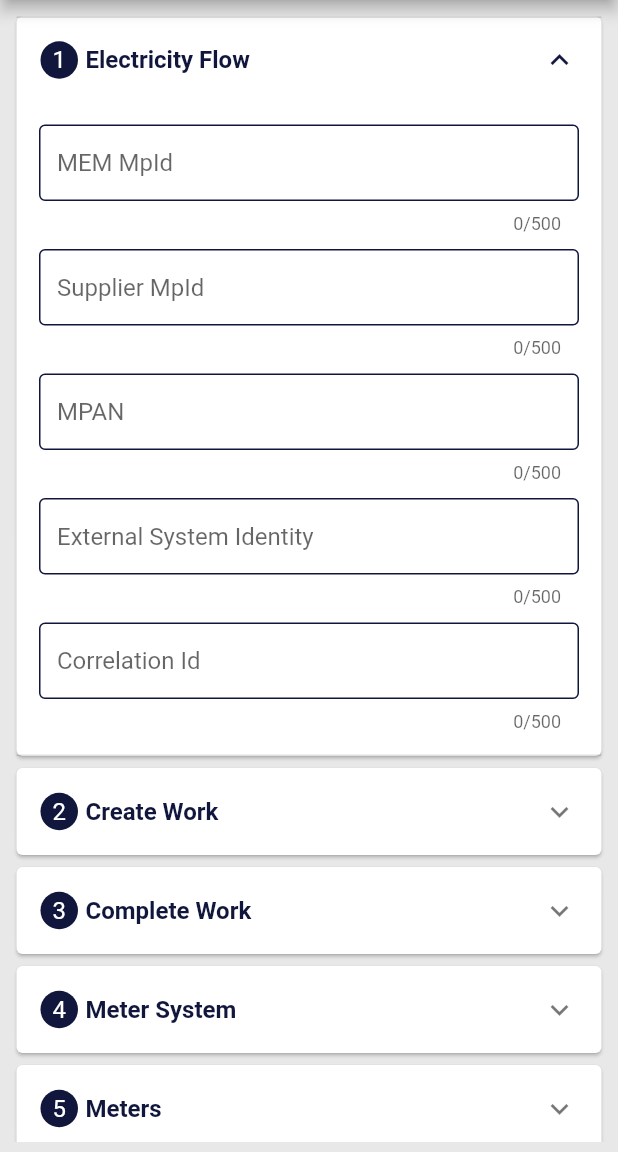
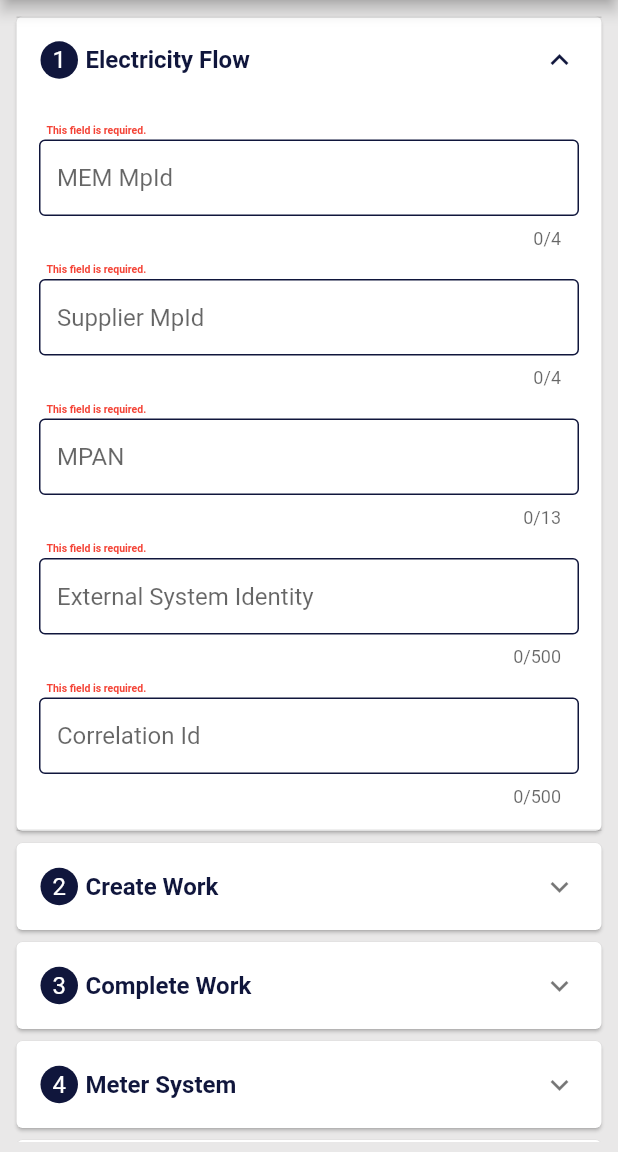
Before and after one commit to karanSavaliya/enstaller-alpha, a Flutter app: the Electricity screen opened directly, on a phone screen of 412 x 824 dp, the part 84-1236 px from its top. Run offline on Flutter 3.47's test engine with Material 2 defaults, Android fonts, the light colour scheme and no system bars; our stand-ins replace cached_network_image, connectivity, csv, dio, file_picker, flutter_image_compress and 19 more; missing offline and left inert: barcode_flutter, barcode_scan2, configurable_expansion_tile, connectivity_for_web, dart:ffi, encrypt and 12 more; accounts and stored records are empty; Roboto replaces fonts that are missing (SFUIText).

Commit message:
04/08/2023

```diff
--- a/lib/core/viewmodel/survey_screen_viewmodel.dart
+++ b/lib/core/viewmodel/survey_screen_viewmodel.dart
@@ -1009,7 +1009,6 @@ class SurveyScreenViewModel extends BaseModel {
             AppConstants.showFailToast(context, "hello error");
           }
           else{
-
             if (response.statusCode == 1) {
               GlobalVar.isloadAppointmentDetail = true;
               GlobalVar.isloadDashboard = true;
--- a/lib/ui/screen/electricity_screen.dart
+++ b/lib/ui/screen/electricity_screen.dart
@@ -96,26 +96,34 @@ class _ElectricityState extends State<Electricity> {
                       children: [
                         ElectricityTextFieldWidget(
                           hintText: "MEM MpId",
+                          required: "required",
+                          maxLength: 4,
                           controller: appStateProvider.memMpIdElectricity,
                         ),
                         SizedBox(height: 10),
                         ElectricityTextFieldWidget(
                           hintText: "Supplier MpId",
+                          required: "required",
+                          maxLength: 4,
                           controller: appStateProvider.supplierMpIdElectricity,
                         ),
                         SizedBox(height: 10),
                         ElectricityTextFieldWidget(
                           hintText: "MPAN",
+                          required: "required",
+                          maxLength: 13,
                           controller: appStateProvider.mprnElectricity,
                         ),
                         SizedBox(height: 10),
                         ElectricityTextFieldWidget(
                           hintText: "External System Identity",
+                          required: "required",
                           controller: appStateProvider.externalSystemIdentityElectricity,
                         ),
                         SizedBox(height: 10),
                         ElectricityTextFieldWidget(
                           hintText: "Correlation Id",
+                          required: "required",
                           controller: appStateProvider.correlationIdElectricity,
                         ),
                       ],
@@ -129,6 +137,8 @@ class _ElectricityState extends State<Electricity> {
                       children: [
                         ElectricityTextFieldWidget(
                           hintText: "Requested Energisation Status",
+                          required: "required",
+                          maxLength: 1,
                           controller: appStateProvider.requestedEnergisationStatusForWorkElectricity,
                         ),
                       ],
@@ -142,6 +152,7 @@ class _ElectricityState extends State<Electricity> {
                       children: [
                         ElectricityTextFieldWidget(
                           hintText: "Site Visit Date",
+                          required: "required",
                           controller: appStateProvider.textEditingControllerSiteVisitDateElectricity,
                           onTap: () => appStateProvider.selectSiteVisitDateElectricity(context),
                         ),
@@ -187,11 +198,14 @@ class _ElectricityState extends State<Electricity> {
                         ElectricityTextFieldWidget(
                           hintText: "Engineer Name",
                           controller: appStateProvider.engineerNameElectricity,
+                          required: "required",
                         ),
                         SizedBox(height: 10),
                         ElectricityTextFieldWidget(
                           controller: appStateProvider.siteVisitCheckCodeElectricity,
                           hintText: "Site Visit Check Code",
+                          required: "required",
+                          maxLength: 2,
                         ),
                       ],
                     ),
@@ -203,7 +217,9 @@ class _ElectricityState extends State<Electricity> {
                       mainAxisAlignment: MainAxisAlignment.start,
                       children: [
                         ElectricityTextFieldWidget(
+                          maxLength: 1,
                           hintText: "Energisation Status",
+                          required: "required",
                           controller: appStateProvider.energisationStatusElectricity,
                         ),
                         SizedBox(height: 10),
@@ -228,17 +244,23 @@ class _ElectricityState extends State<Electricity> {
                         SizedBox(height: 10),
                         ElectricityTextFieldWidget(
                           hintText: "Meter Location Code",
+                          required: "required",
+                          maxLength: 1,
                           controller: appStateProvider.meterLocationCodeElectricity,
                         ),
                         SizedBox(height: 10),
                         ElectricityTextFieldWidget(
                           hintText: "Standard Settlement Code",
+                          required: "required",
+                          maxLength: 4,
                           controller: appStateProvider.standardSettlementCodeForMeterSystemElectricity,
                         ),
                         SizedBox(height: 10),
                         ElectricityTextFieldWidget(
                           controller: appStateProvider.retrievalMethodForMeterSystemElectricity,
                           hintText: "Retrieval Method",
+                          required: "required",
+                          maxLength: 1,
                         ),
                       ],
                     ),
@@ -326,51 +348,69 @@ class _ElectricityState extends State<Electricity> {
                               ),
                               ElectricityTextFieldWidget(
                                 hintText: "Installation Status",
+                                required: "required",
+                                maxLength: 10,
                                 controller: appStateProvider.formDataListElectricityMeters[index]['installationStatusElectricity'],
                               ),
                               const SizedBox(height: 10),
                               ElectricityTextFieldWidget(
                                 hintText: "Serial Number",
+                                required: "required",
+                                maxLength: 10,
                                 controller: appStateProvider.formDataListElectricityMeters[index]['serialNumberElectricity'],
                               ),
                               const SizedBox(height: 10),
                               ElectricityTextFieldWidget(
                                 hintText: "Equipment Type Name",
+                                required: "required",
                                 controller: appStateProvider.formDataListElectricityMeters[index]['equipmentTypeNameElectricity'],
                               ),
                               const SizedBox(height: 10),
                               ElectricityTextFieldWidget(
                                 hintText: "Meter Type",
+                                required: "required",
+                                maxLength: 5,
                                 controller: appStateProvider.formDataListElectricityMeters[index]['meterTypeElectricity'],
                               ),
                               const SizedBox(height: 10),
                               ElectricityTextFieldWidget(
                                 hintText: "Owner Mpid",
+                                required: "required",
+                                maxLength: 4,
                                 controller: appStateProvider.formDataListElectricityMeters[index]['ownerMpidElectricity'],
                               ),
                               const SizedBox(height: 10),
                               ElectricityTextFieldWidget(
                                 hintText: "Current Rating",
+                                required: "required",
+                                keyboardType: "number",
                                 controller: appStateProvider.formDataListElectricityMeters[index]['currentRatingElectricity'],
                               ),
                               const SizedBox(height: 10),
                               ElectricityTextFieldWidget(
+                                required: "required",
                                 hintText: "Timing Deviceid Serial Number",
+                                maxLength: 10,
                                 controller: appStateProvider.formDataListElectricityMeters[index]['timingSerialNumberElectricity'],
                               ),
                               const SizedBox(height: 10),
                               ElectricityTextFieldWidget(
                                 hintText: "CT Ratio",
+                                required: "required",
+                                maxLength: 6,
                                 controller: appStateProvider.formDataListElectricityMeters[index]['ctRatioElectricity'],
                               ),
                               const SizedBox(height: 10),
                               ElectricityTextFieldWidget(
                                 hintText: "VT Ratio",
+                                maxLength: 10,
+                                required: "required",
                                 controller: appStateProvider.formDataListElectricityMeters[index]['vtRatioElectricity'],
                               ),
                               const SizedBox(height: 10),
                               ElectricityTextFieldWidget(
                                 hintText: "Meter Removal Date",
+                                required: "required",
                                 onTap: () => appStateProvider.selectedMeterRemovalDateForMetersElectricity(context, index),
                                 controller: appStateProvider.formDataListElectricityMeters[index]['meterRemovalDateElectricity'],
                               ),
@@ -456,6 +496,8 @@ class _ElectricityState extends State<Electricity> {
                                         ),
                                         ElectricityTextFieldWidget(
                                           hintText: "Meter RegisterId",
+                                          required: "required",
+                                          maxLength: 2,
                                           controller: appStateProvider.formDataListElectricityMeters[index]['registers'][subIndex]['meterRegisterIdElectricity'],
                                         ),
                                         SizedBox(height: 10),
@@ -487,41 +529,58 @@ class _ElectricityState extends State<Electricity> {
                                         ),
                                         ElectricityTextFieldWidget(
                                           hintText: "Register Type",
+                                          required: "required",
+                                          maxLength: 1,
                                           controller: appStateProvider.formDataListElectricityMeters[index]['registers'][subIndex]['registerTypeElectricity'],
                                         ),
                                         const SizedBox(height: 10),
                                         ElectricityTextFieldWidget(
                                           hintText: "Number Of Digits",
+                                          required: "required",
+                                          maxLength: 14,
+                                          keyboardType: "number",
                                           controller: appStateProvider.formDataListElectricityMeters[index]['registers'][subIndex]['numberOfDigitsElectricity'],
                                         ),
                                         const SizedBox(height: 10),
                                         ElectricityTextFieldWidget(
                                           hintText: "Measurement Quantity",
+                                          required: "required",
+                                          maxLength: 2,
                                           controller: appStateProvider.formDataListElectricityMeters[index]['registers'][subIndex]['measurementQuantityElectricity'],
                                         ),
                                         const SizedBox(height: 10),
                                         ElectricityTextFieldWidget(
                                           hintText: "Multiplier",
+                                          required: "required",
+                                          keyboardType: "number",
                                           controller: appStateProvider.formDataListElectricityMeters[index]['registers'][subIndex]['multiplierElectricity'],
                                         ),
                                         const SizedBox(height: 10),
                                         ElectricityTextFieldWidget(
                                           hintText: "Register Reading",
+                                          required: "required",
+                                          keyboardType: "number",
                                           controller: appStateProvider.formDataListElectricityMeters[index]['registers'][subIndex]['registerReadingElectricity'],
                                         ),
                                         const SizedBox(height: 10),
                                         ElectricityTextFieldWidget(
                                           hintText: "Reading Type",
+                                          required: "required",
+                                          maxLength: 1,
                                           controller: appStateProvider.formDataListElectricityMeters[index]['registers'][subIndex]['readingTypeElectricity'],
                                         ),
                                         const SizedBox(height: 10),
                                         ElectricityTextFieldWidget(
                                           hintText: "Prepayment Unit Rate",
+                                          required: "required",
+                                          keyboardType: "number",
                                           controller: appStateProvider.formDataListElectricityMeters[index]['registers'][subIndex]['prepaymentUnitRateElectricity'],
                                         ),
                                         const SizedBox(height: 10),
                                         ElectricityTextFieldWidget(
                                           hintText: "Reading NotValid Reason Code",
+                                          required: "required",
+                                          maxLength: 2,
                                           controller: appStateProvider.formDataListElectricityMeters[index]['registers'][subIndex]['readingNotValidReasonCodeElectricity'],
                                         ),
                                         const SizedBox(height: 10),
@@ -580,11 +639,15 @@ class _ElectricityState extends State<Electricity> {
                                                   const SizedBox(height: 10),
                                                   ElectricityTextFieldWidget(
                                                     hintText: "Time Pattern Regime",
+                                                    required: "required",
+                                                    maxLength: 5,
                                                     controller: appStateProvider.formDataListElectricityMeters[index]['registers'][subIndex]['timePatterns'][subSubIndex]['timePatternRegimeElectricity'],
                                                   ),
                                                   const SizedBox(height: 10),
                                                   ElectricityTextFieldWidget(
                                                     hintText: "Settlement Map Coefficient",
+                                                    required: "required",
+                                                    keyboardType: "number",
                                                     controller: appStateProvider.formDataListElectricityMeters[index]['registers'][subIndex]['timePatterns'][subSubIndex]['settlementMapCoefficientElectricity'],
                                                   ),
                                                 ],
@@ -608,7 +671,10 @@ class _ElectricityState extends State<Electricity> {
                     padding: const EdgeInsets.all(15),
                     child: InkWell(
                       onTap: (){
-                        appStateProvider.saveSapphireElectricityFlow(context);
+                        appStateProvider.fieldDataCheckElectricity(context);
+                        if(appStateProvider.isCheckDataElectricity == true){
+                          appStateProvider.saveSapphireElectricityFlow(context);
+                        }
                       },
                       child: Container(
                         decoration: BoxDecoration(
```
Also changed, not shown: lib/core/provider/app_state_provider.dart (+59 -2 lines).
